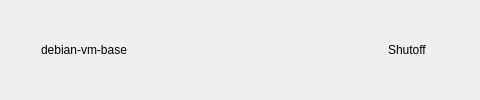
Old version of the form ui/container_element.ui in the repository Vortex-Linux/Ship-GUI; both pictures show x 0 to 480 and y 0 to 100 of the 800 by 100 pixel window.
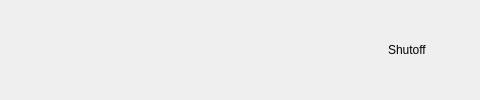
New version of the form.

What changed in the file:
```diff
--- a/ui/container_element.ui
+++ b/ui/container_element.ui
@@ -21,10 +21,7 @@
                             <number>30</number>
                         </property>
                         <item>
-                            <widget class="QLabel" name="vmNameLabel">
-                                <property name="text">
-                                    <string>debian-vm-base</string>
-                                </property>
+                            <widget class="QLabel" name="containerNameLabel">
                             </widget>
                         </item>
                         <item>
```
Left out of the diff: 2 changed lines with no effect on the pictures.
